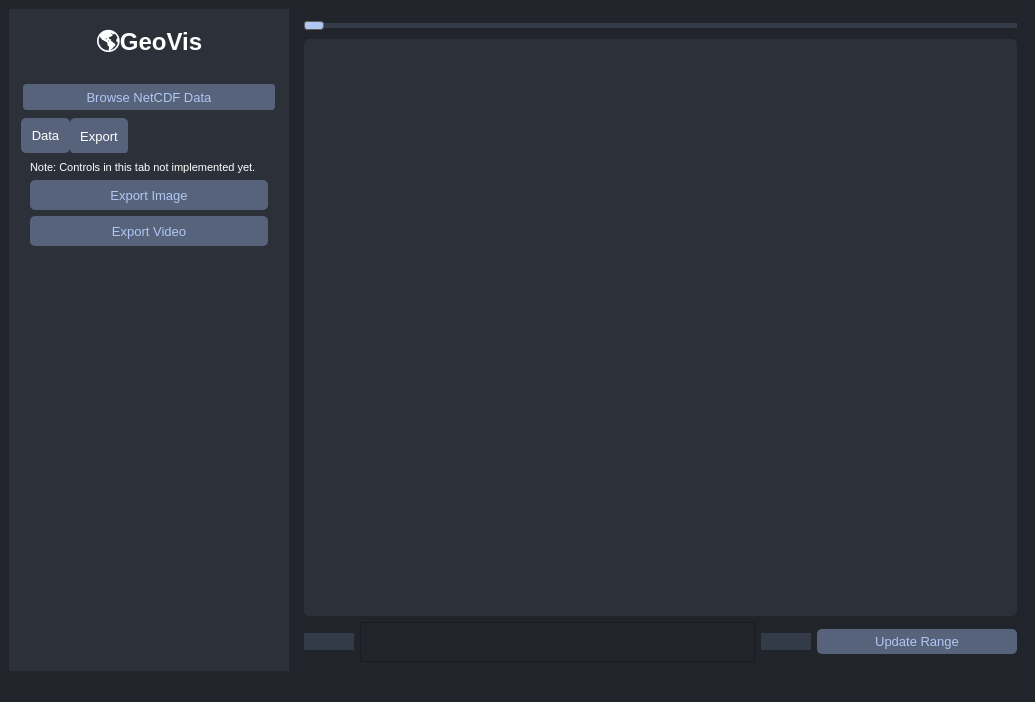
This is assets/ui/gui.ui in sherinsugathan/GeoVis as Qt 5 draws it before an edit. The edited form follows.
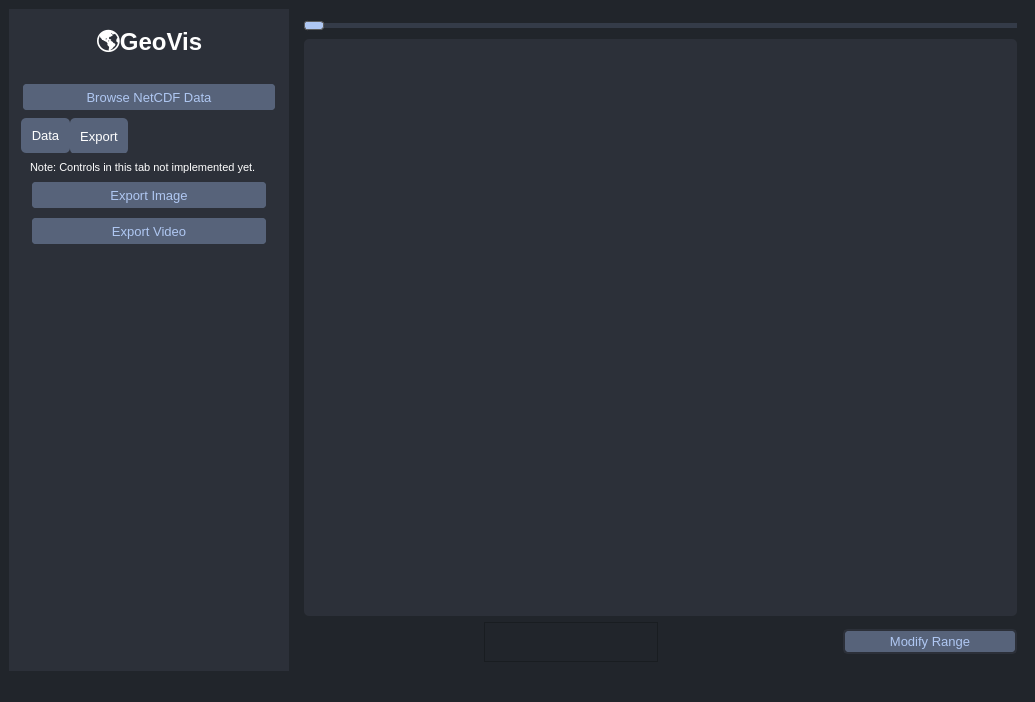
This is the edited form. The open tabs and pages were chosen to show the change. Icons and pictures are not drawn.

```diff
--- a/assets/ui/gui.ui
+++ b/assets/ui/gui.ui
@@ -140,13 +140,7 @@
            <number>0</number>
           </property>
           <item>
-           <widget class="QLineEdit" name="lineEdit_VarMin">
-            <property name="maximumSize">
-             <size>
-              <width>50</width>
-              <height>16777215</height>
-             </size>
-            </property>
+           <widget class="QLabel" name="label_VarMin">
             <property name="font">
              <font>
               <family>Arial</family>
@@ -154,10 +148,13 @@
              </font>
             </property>
             <property name="styleSheet">
-             <string notr="true">border: 0px solid gray; 
-/*border-color:  rgb(135	, 154, 181);*/
-background : rgb(52, 59, 72);
-color:rgb(175, 199, 242);</string>
+             <string notr="true">color:rgb(175, 199, 242);</string>
+            </property>
+            <property name="text">
+             <string/>
+            </property>
+            <property name="textFormat">
+             <enum>Qt::AutoText</enum>
             </property>
            </widget>
           </item>
@@ -184,13 +181,7 @@
            </widget>
           </item>
           <item>
-           <widget class="QLineEdit" name="lineEdit_VarMax">
-            <property name="maximumSize">
-             <size>
-              <width>50</width>
-              <height>16777215</height>
-             </size>
-            </property>
+           <widget class="QLabel" name="label_VarMax">
             <property name="font">
              <font>
               <family>Arial</family>
@@ -198,10 +189,10 @@
              </font>
             </property>
             <property name="styleSheet">
-             <string notr="true">border: 0px solid gray; 
-/*border-color:  rgb(135	, 154, 181);*/
-background : rgb(52, 59, 72);
-color:rgb(175, 199, 242);</string>
+             <string notr="true">color:rgb(175, 199, 242);</string>
+            </property>
+            <property name="text">
+             <string/>
             </property>
            </widget>
           </item>
@@ -227,7 +218,7 @@
             </property>
             <property name="styleSheet">
              <string notr="true">QPushButton {
-	border: 0px solid rgb(52, 59, 72);
+border: 2px solid rgb(44, 48, 57);
 	border-radius: 5px;	
 	/*background-color: rgb(52, 59, 72);*/
 background-color: rgb(87, 99, 122);
@@ -244,7 +235,7 @@
 }</string>
             </property>
             <property name="text">
-             <string>Update Range</string>
+             <string>Modify Range</string>
             </property>
            </widget>
           </item>
@@ -1092,7 +1083,7 @@
              </property>
              <property name="styleSheet">
               <string notr="true">QPushButton {
-	border: 0px solid rgb(52, 59, 72);
+border: 2px solid rgb(44, 48, 57);
 	border-radius: 5px;	
 	/*background-color: rgb(52, 59, 72);*/
 background-color: rgb(87, 99, 122);
@@ -1129,7 +1120,7 @@
              </property>
              <property name="styleSheet">
               <string notr="true">QPushButton {
-	border: 0px solid rgb(52, 59, 72);
+border: 2px solid rgb(44, 48, 57);
 	border-radius: 5px;	
 	/*background-color: rgb(52, 59, 72);*/
 background-color: rgb(87, 99, 122);
```
Left out of the diff: 9 changed lines with no effect on the pictures.
